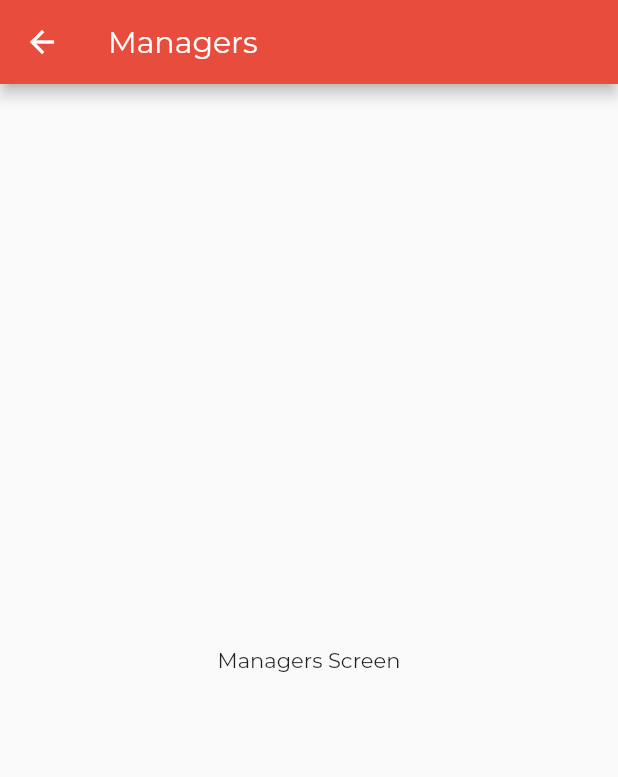
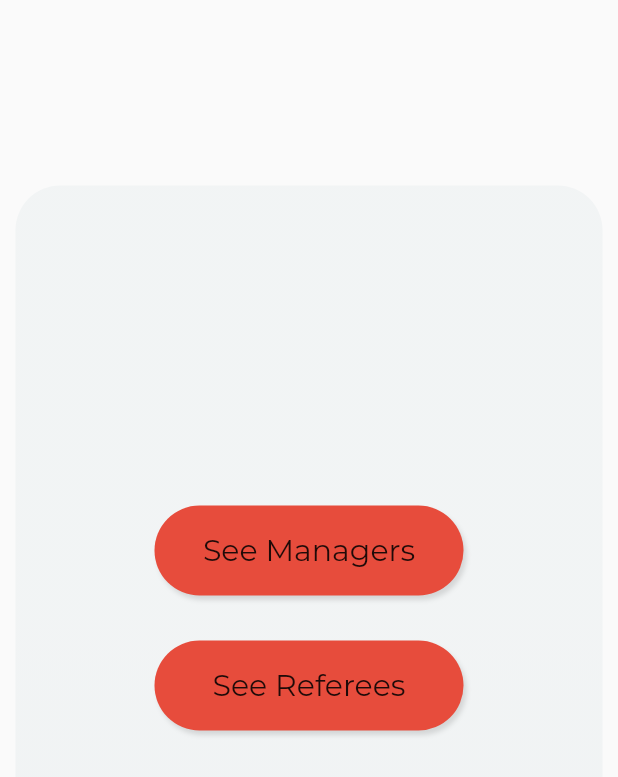
Before and after one commit to drny85/fios_app, a Flutter app: the ManagersScreen screen opened by its route, on a phone screen of 412 x 824 dp. Shown: the top 777 px of the screen. Run offline on Flutter 3.47's test engine with Material 2 defaults, Android fonts, the phone set to English and light mode, and no system bars; our stand-ins replace shared_preferences; accounts and stored records are empty.

Commit message:
ready to upload v3

```diff
--- a/lib/main.dart
+++ b/lib/main.dart
@@ -48,7 +48,7 @@ class MyApp extends StatelessWidget {
           theme: ThemeData(
             // This is the theme of your application.
             primaryColor: Color(0xffE74C3C),
-            accentColor: Colors.white,
+            accentColor: Color(0xffECF0F1),
             fontFamily: 'Montserrat',
 
             primarySwatch: Colors.red,
--- a/lib/providers/auth.dart
+++ b/lib/providers/auth.dart
@@ -60,7 +60,7 @@ class Auth extends ChangeNotifier {
     try {
       msg = null;
       final body = json.encode({'email': email, 'password': password});
-      print(body);
+
       http.Response response =
           await http.post('$kUrl/user/login', body: body, headers: kHeaders);
       if (response.statusCode == 200) {
@@ -80,7 +80,7 @@ class Auth extends ChangeNotifier {
         throw response.body;
       }
     } catch (e) {
-      print(e);
+      throw e;
     }
   }
 
--- a/lib/screens/managers/managers_screen.dart
+++ b/lib/screens/managers/managers_screen.dart
@@ -8,15 +8,95 @@ class ManagersScreen extends StatefulWidget {
 }
 
 class _ManagersScreenState extends State<ManagersScreen> {
+  bool _anamite = false;
+  bool _anamiteShow = false;
+
+  @override
+  void initState() {
+    super.initState();
+    Future.delayed(Duration(milliseconds: 300)).then((_) {
+      setState(() {
+        _anamite = true;
+      });
+    });
+
+    Future.delayed(Duration(milliseconds: 600)).then((_) {
+      setState(() {
+        _anamiteShow = true;
+      });
+    });
+  }
+
   @override
   Widget build(BuildContext context) {
     return Scaffold(
-      appBar: AppBar(
-        title: Text('Managers'),
-      ),
-      body: Center(
-        child: Text('Managers Screen'),
+      body: SafeArea(
+        child: Center(
+          child: AnimatedContainer(
+            duration: Duration(seconds: 1),
+            curve: Curves.easeInOut,
+            height: _anamite ? MediaQuery.of(context).size.height * 0.7 : 0.0,
+            width: _anamite ? MediaQuery.of(context).size.width * 0.95 : 0.0,
+            decoration: BoxDecoration(
+                borderRadius: BorderRadius.circular(30.0),
+                gradient: LinearGradient(
+                  colors: [
+                    Theme.of(context).accentColor.withOpacity(0.6),
+                    Theme.of(context).accentColor.withOpacity(0.7),
+                    Theme.of(context).accentColor.withOpacity(0.8),
+                  ],
+                  begin: Alignment.center,
+                  end: Alignment.bottomCenter,
+                )),
+            padding: const EdgeInsets.all(20.0),
+            child: _anamiteShow
+                ? Column(
+                    mainAxisAlignment: MainAxisAlignment.center,
+                    children: <Widget>[
+                      makeRoundedButton(
+                          child: Text(
+                        'See Managers',
+                        style: TextStyle(
+                          fontSize: 20,
+                        ),
+                      )),
+                      SizedBox(
+                        height: 30.0,
+                      ),
+                      makeRoundedButton(
+                          child: Text(
+                        'See Referees',
+                        style: TextStyle(
+                          fontSize: 20.0,
+                        ),
+                      )),
+                    ],
+                  )
+                : Container(),
+          ),
+        ),
       ),
     );
   }
+
+  Widget makeRoundedButton({Widget child}) {
+    return Container(
+      width: MediaQuery.of(context).size.width * 0.5,
+      height: 60.0,
+      child: Center(
+          child: AnimatedContainer(
+        duration: Duration(milliseconds: 300),
+        child: child,
+      )),
+      decoration: BoxDecoration(
+          color: Theme.of(context).primaryColor,
+          borderRadius: BorderRadius.circular(30.0),
+          boxShadow: [
+            BoxShadow(
+                color: Colors.black12,
+                blurRadius: 2.0,
+                offset: Offset(2.0, 3.0))
+          ]),
+    );
+  }
 }
--- a/lib/screens/referrals/add_referral.dart
+++ b/lib/screens/referrals/add_referral.dart
@@ -9,8 +9,6 @@ import 'package:flutter/cupertino.dart';
 import 'package:flutter/material.dart';
 import 'package:intl/intl.dart';
 import 'package:provider/provider.dart';
-
-import '../../models/manager.dart';
 
 class AddReferralScreen extends StatefulWidget {
   static final routeName = 'add_referral';
--- a/lib/utils/constant.dart
+++ b/lib/utils/constant.dart
@@ -5,7 +5,8 @@ const kUrl = 'http://localhost:3000';
 const Map<String, String> kHeaders = {
   "Content-type": "application/json",
   "x-auth-token":
-      "eyJhbGciOiJIUzI1NiIsInR5cCI6IkpXVCJ9.eyJfaWQiOiI1YzQ2NjE1YzhkMGEzYTQ4YTA4MTkwMGEiLCJyb2xlcyI6eyJpc0FkbWluIjpmYWxzZSwiYWN0aXZlIjp0cnVlLCJjb2FjaCI6ZmFsc2V9LCJlbWFpbCI6InJvYmVydC5tZWxlbmRlekBkcmFzY29zYWxlcy5jb20iLCJpYXQiOjE1NzQ4MDI3NzZ9.wjzz2fhsV2d9xIGm2Ts40p0UoZ52SW9K1Ho_uUcw26o" // or whatever
+      "eyJhbGciOiJIUzI1NiIsInR5cCI6IkpXVCJ9.eyJfaWQiOiI1YzQ2NjE1YzhkMGEzYTQ4YTA4MTkwMGEiLCJyb2xlcyI6eyJpc0FkbWluIjpmYWxzZSwiYWN0aXZlIjp0cnVlLCJjb2FjaCI6ZmFsc2V9LCJlbWFpbCI6InJvYmVydC5tZWxlbmRlekBkcmFzY29zYWxlcy5jb20iLCJpYXQiOjE1NzQ5NzExNTF9.RTulQiXTzEYsJI-s9_z70jWa1BTz5KACpyuY7-nseLs"
+  // or whatever
 };
 
 const kTextStyleDetails = TextStyle(fontSize: 18);
```
Also changed, not shown: lib/models/error_message.dart (added, +8 -0 lines), lib/screens/login_screen.dart (+55 -2 lines), 1 other file.
